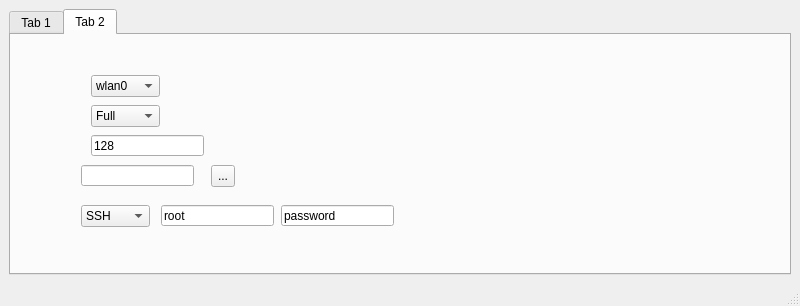
Before: the Qt Designer form form.ui in wuxiang3000/Qsniffer, drawn with Qt 5.
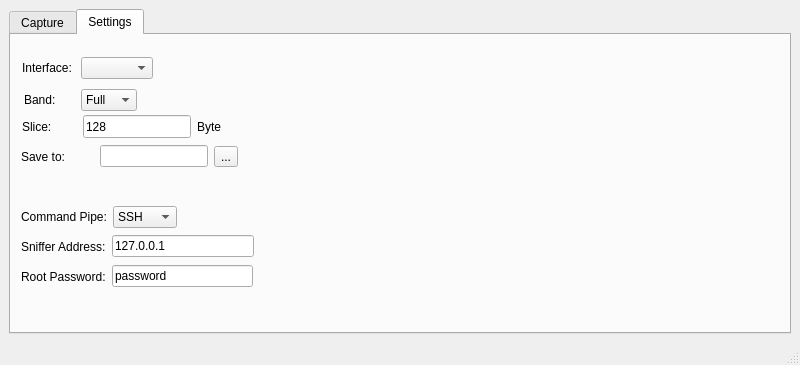
After: the same form once the commit is applied. The open tabs and pages were chosen to show the change.

Commit message: Fix do not show AP list when Full band is selected

What changed in the file:
```diff
--- a/form.ui
+++ b/form.ui
@@ -7,7 +7,7 @@
     <x>0</x>
     <y>0</y>
     <width>800</width>
-    <height>306</height>
+    <height>365</height>
    </rect>
   </property>
   <property name="windowTitle">
@@ -22,7 +22,7 @@
       </property>
       <widget class="QWidget" name="tab">
        <attribute name="title">
-        <string>Tab 1</string>
+        <string>Capture</string>
        </attribute>
        <layout class="QHBoxLayout" name="horizontalLayout_2">
         <item>
@@ -119,40 +119,49 @@
       </widget>
       <widget class="QWidget" name="tab_2">
        <attribute name="title">
-        <string>Tab 2</string>
+        <string>Settings</string>
        </attribute>
-       <widget class="QLineEdit" name="le_save_path">
+       <widget class="QWidget" name="">
         <property name="geometry">
          <rect>
-          <x>70</x>
-          <y>130</y>
+          <x>11</x>
+          <y>21</y>
+          <width>131</width>
+          <height>24</height>
+         </rect>
+        </property>
+        <layout class="QHBoxLayout" name="horizontalLayout_3">
+         <item>
+          <widget class="QLabel" name="label_9">
+           <property name="text">
+            <string>Interface:</string>
+           </property>
+          </widget>
+         </item>
+         <item>
+          <widget class="QComboBox" name="comboBox"/>
+         </item>
+        </layout>
+       </widget>
+       <widget class="QWidget" name="">
+        <property name="geometry">
+         <rect>
+          <x>13</x>
+          <y>53</y>
           <width>113</width>
-          <height>21</height>
+          <height>24</height>
          </rect>
         </property>
-       </widget>
-       <widget class="QToolButton" name="btn_browser">
-        <property name="geometry">
-         <rect>
-          <x>200</x>
-          <y>130</y>
-          <width>24</width>
-          <height>22</height>
-         </rect>
-        </property>
+        <layout class="QHBoxLayout" name="horizontalLayout_4">
+         <item>
+          <widget class="QLabel" name="label_10">
         <property name="text">
-         <string>...</string>
-        </property>
-       </widget>
+            <string>Band:     </string>
+           </property>
+          </widget>
+         </item>
+         <item>
        <widget class="QComboBox" name="cb_band">
-        <property name="geometry">
-         <rect>
-          <x>80</x>
-          <y>70</y>
-          <width>69</width>
-          <height>22</height>
-         </rect>
-        </property>
         <item>
          <property name="text">
           <string>Full</string>
@@ -174,48 +183,102 @@
          </property>
         </item>
        </widget>
-       <widget class="QComboBox" name="comboBox">
+         </item>
+        </layout>
+       </widget>
+       <widget class="QWidget" name="">
         <property name="geometry">
          <rect>
-          <x>80</x>
-          <y>40</y>
-          <width>69</width>
-          <height>22</height>
+          <x>11</x>
+          <y>80</y>
+          <width>229</width>
+          <height>23</height>
          </rect>
         </property>
+        <layout class="QHBoxLayout" name="horizontalLayout_5">
         <item>
+          <widget class="QLabel" name="label_3">
          <property name="text">
-          <string>wlan0</string>
-         </property>
-        </item>
-        <item>
-         <property name="text">
-          <string>wlan1</string>
-         </property>
-        </item>
-       </widget>
+            <string>Slice:       </string>
+           </property>
+          </widget>
+         </item>
+         <item>
        <widget class="QLineEdit" name="lineEdit">
-        <property name="geometry">
-         <rect>
-          <x>80</x>
-          <y>100</y>
-          <width>113</width>
-          <height>21</height>
-         </rect>
+           <property name="sizePolicy">
+            <sizepolicy hsizetype="Preferred" vsizetype="Preferred">
+             <horstretch>0</horstretch>
+             <verstretch>0</verstretch>
+            </sizepolicy>
         </property>
         <property name="text">
          <string>128</string>
         </property>
        </widget>
+         </item>
+         <item>
+          <widget class="QLabel" name="label_4">
+           <property name="text">
+            <string>Byte</string>
+           </property>
+          </widget>
+         </item>
+        </layout>
+       </widget>
+       <widget class="QWidget" name="">
+        <property name="geometry">
+         <rect>
+          <x>10</x>
+          <y>110</y>
+          <width>217</width>
+          <height>24</height>
+         </rect>
+        </property>
+        <layout class="QHBoxLayout" name="horizontalLayout_6">
+         <item>
+          <widget class="QLabel" name="label_5">
+           <property name="text">
+            <string>Save to:   </string>
+           </property>
+          </widget>
+         </item>
+         <item alignment="Qt::AlignLeft|Qt::AlignTop">
+          <widget class="QLineEdit" name="le_save_path"/>
+         </item>
+         <item>
+          <widget class="QToolButton" name="btn_browser">
+           <property name="text">
+            <string>...</string>
+           </property>
+          </widget>
+         </item>
+        </layout>
+       </widget>
+       <widget class="QWidget" name="">
+        <property name="geometry">
+         <rect>
+          <x>10</x>
+          <y>170</y>
+          <width>156</width>
+          <height>24</height>
+         </rect>
+        </property>
+        <layout class="QHBoxLayout" name="horizontalLayout_7">
+         <item>
+          <widget class="QLabel" name="label_6">
+           <property name="sizePolicy">
+            <sizepolicy hsizetype="Fixed" vsizetype="Preferred">
+             <horstretch>0</horstretch>
+             <verstretch>0</verstretch>
+            </sizepolicy>
+           </property>
+           <property name="text">
+            <string>Command Pipe:</string>
+           </property>
+          </widget>
+         </item>
+         <item>
        <widget class="QComboBox" name="comboBox_2">
-        <property name="geometry">
-         <rect>
-          <x>70</x>
-          <y>170</y>
-          <width>69</width>
-          <height>22</height>
-         </rect>
-        </property>
         <item>
          <property name="text">
           <string>SSH</string>
@@ -227,31 +290,72 @@
          </property>
         </item>
        </widget>
-       <widget class="QLineEdit" name="lineEdit_2">
+         </item>
+        </layout>
+       </widget>
+       <widget class="QWidget" name="">
         <property name="geometry">
          <rect>
-          <x>150</x>
-          <y>170</y>
-          <width>113</width>
-          <height>21</height>
+          <x>10</x>
+          <y>200</y>
+          <width>233</width>
+          <height>23</height>
          </rect>
         </property>
+        <layout class="QHBoxLayout" name="horizontalLayout_8">
+         <item>
+          <widget class="QLabel" name="label_7">
         <property name="text">
-         <string>root</string>
-        </property>
-       </widget>
+            <string>Sniffer Address:</string>
+           </property>
+          </widget>
+         </item>
+         <item>
+          <widget class="QLineEdit" name="lineEdit_4">
+           <property name="text">
+            <string>127.0.0.1</string>
+           </property>
+          </widget>
+         </item>
+        </layout>
+       </widget>
+       <widget class="QWidget" name="">
+        <property name="geometry">
+         <rect>
+          <x>10</x>
+          <y>230</y>
+          <width>232</width>
+          <height>23</height>
+         </rect>
+        </property>
+        <layout class="QHBoxLayout" name="horizontalLayout_9">
+         <item>
+          <widget class="QLabel" name="label_8">
+           <property name="minimumSize">
+            <size>
+             <width>20</width>
+             <height>0</height>
+            </size>
+           </property>
+           <property name="baseSize">
+            <size>
+             <width>20</width>
+             <height>0</height>
+            </size>
+           </property>
+           <property name="text">
+            <string>Root Password:</string>
+           </property>
+          </widget>
+         </item>
+         <item>
        <widget class="QLineEdit" name="lineEdit_3">
-        <property name="geometry">
-         <rect>
-          <x>270</x>
-          <y>170</y>
-          <width>113</width>
-          <height>21</height>
-         </rect>
-        </property>
         <property name="text">
          <string>password</string>
         </property>
+          </widget>
+         </item>
+        </layout>
        </widget>
       </widget>
      </widget>
```
Lines whose indentation alone changed are shown as unchanged. The commit also changes 3 other files.
